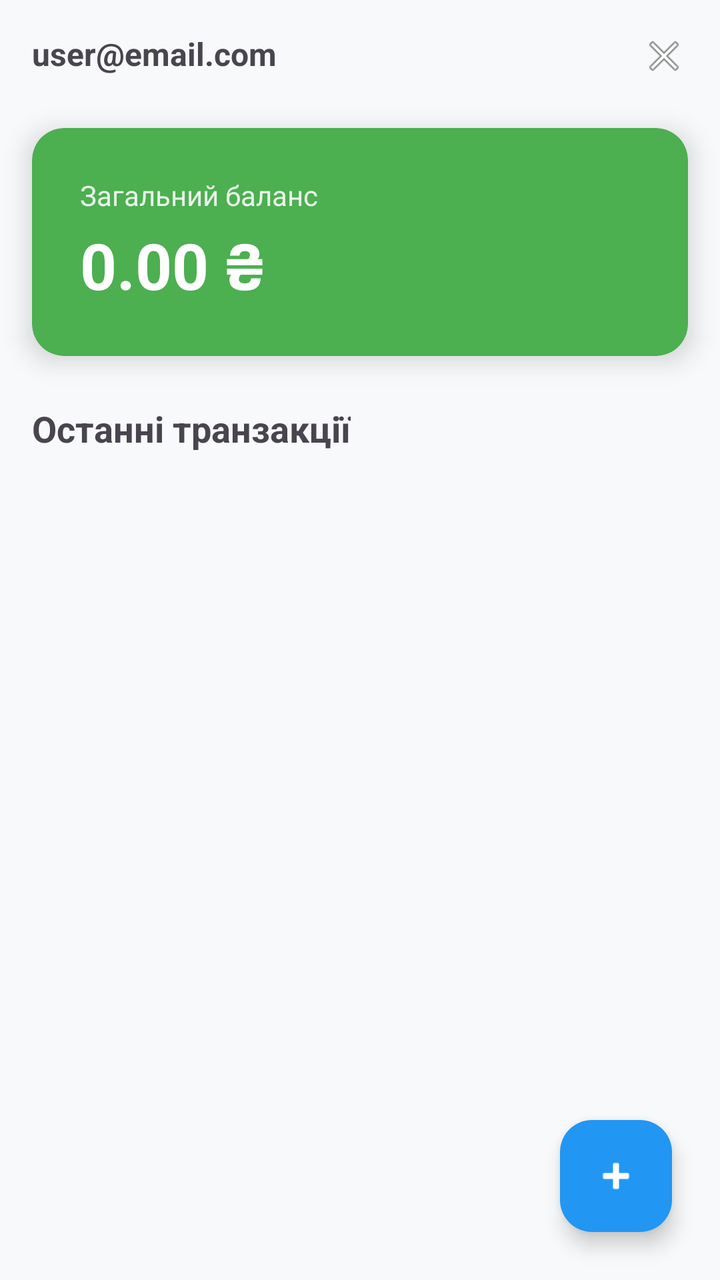
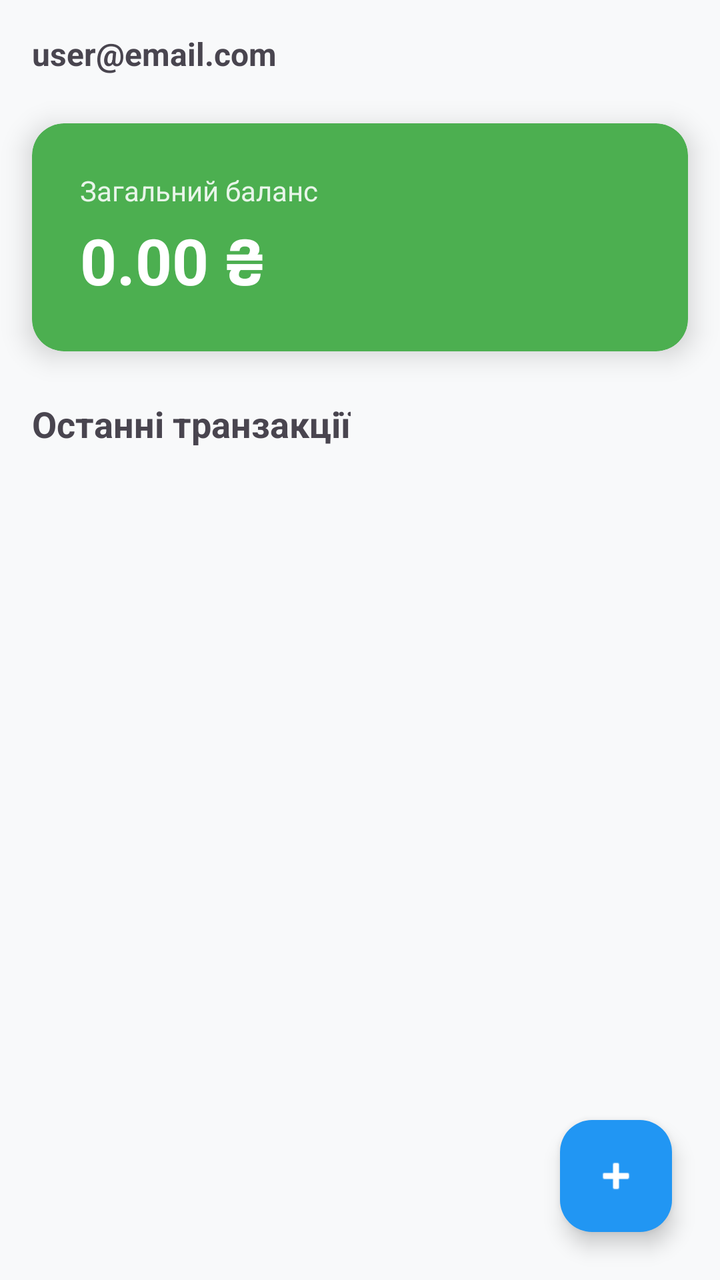

An Android layout rendered at two revisions. The XML below is the earlier revision; the diff shows what the commit changed to produce the second picture.
<!-- AndroidManifest.xml: application theme Theme.MyFinance -->
<!-- res/layout/activity_main.xml -->
<?xml version="1.0" encoding="utf-8"?>
<androidx.constraintlayout.widget.ConstraintLayout xmlns:android="http://schemas.android.com/apk/res/android"
    xmlns:app="http://schemas.android.com/apk/res-auto"
    xmlns:tools="http://schemas.android.com/tools"
    android:id="@+id/main"
    android:layout_width="match_parent"
    android:layout_height="match_parent"
    android:background="#F8F9FA"
    tools:context=".MainActivity">

    
    <LinearLayout
        android:id="@+id/topPanel"
        android:layout_width="match_parent"
        android:layout_height="wrap_content"
        android:orientation="horizontal"
        android:padding="16dp"
        app:layout_constraintTop_toTopOf="parent">

        <TextView
            android:id="@+id/tvUserEmail"
            android:layout_width="0dp"
            android:layout_height="wrap_content"
            android:layout_weight="1"
            android:text="user@email.com"
            android:textSize="16sp"
            android:textStyle="bold" />

        <ImageView
            android:id="@+id/btnLogout"
            android:layout_width="24dp"
            android:layout_height="24dp"
            android:src="@android:drawable/ic_menu_close_clear_cancel"
            android:contentDescription="Вийти" />
    </LinearLayout>

    
    <androidx.cardview.widget.CardView
        android:id="@+id/cardBalance"
        android:layout_width="match_parent"
        android:layout_height="wrap_content"
        android:layout_marginHorizontal="16dp"
        android:layout_marginTop="8dp"
        app:cardBackgroundColor="#4CAF50"
        app:cardCornerRadius="16dp"
        app:cardElevation="8dp"
        app:layout_constraintTop_toBottomOf="@id/topPanel">

        <LinearLayout
            android:layout_width="match_parent"
            android:layout_height="wrap_content"
            android:orientation="vertical"
            android:padding="24dp">

            <TextView
                android:layout_width="wrap_content"
                android:layout_height="wrap_content"
                android:text="Загальний баланс"
                android:textColor="#E8F5E9"
                android:textSize="14sp" />

            <TextView
                android:id="@+id/tvTotalBalance"
                android:layout_width="wrap_content"
                android:layout_height="wrap_content"
                android:layout_marginTop="4dp"
                android:text="0.00 ₴"
                android:textColor="#FFFFFF"
                android:textSize="32sp"
                android:textStyle="bold" />

        </LinearLayout>
    </androidx.cardview.widget.CardView>

    <TextView
        android:id="@+id/tvHistoryLabel"
        android:layout_width="wrap_content"
        android:layout_height="wrap_content"
        android:layout_marginStart="16dp"
        android:layout_marginTop="24dp"
        android:text="Останні транзакції"
        android:textSize="18sp"
        android:textStyle="bold"
        app:layout_constraintStart_toStartOf="parent"
        app:layout_constraintTop_toBottomOf="@id/cardBalance" />

    
    <androidx.recyclerview.widget.RecyclerView
        android:id="@+id/rvTransactions"
        android:layout_width="match_parent"
        android:layout_height="0dp"
        android:layout_marginTop="8dp"
        android:clipToPadding="false"
        android:paddingBottom="80dp"
        app:layout_constraintBottom_toBottomOf="parent"
        app:layout_constraintTop_toBottomOf="@id/tvHistoryLabel" />

    
    <com.google.android.material.floatingactionbutton.FloatingActionButton
        android:id="@+id/fabAddTransaction"
        android:layout_width="wrap_content"
        android:layout_height="wrap_content"
        android:layout_margin="24dp"
        android:src="@android:drawable/ic_input_add"
        app:backgroundTint="#2196F3"
        app:tint="#FFFFFF"
        android:contentDescription="Додати транзакцію"
        app:layout_constraintBottom_toBottomOf="parent"
        app:layout_constraintEnd_toEndOf="parent" />

</androidx.constraintlayout.widget.ConstraintLayout>
<!-- resources referenced by this layout -->
<resources>
  <style name="Theme.MyFinance" parent="Base.Theme.MyFinance" />
  <style name="Base.Theme.MyFinance" parent="Theme.Material3.DayNight.NoActionBar">
          
          
      </style>
</resources>

<!-- the commit's change to res/layout/activity_main.xml (unified diff, before → after) -->
@@ -26,12 +26,8 @@
             android:textSize="16sp"
             android:textStyle="bold" />
 
-        <ImageView
-            android:id="@+id/btnLogout"
-            android:layout_width="24dp"
-            android:layout_height="24dp"
-            android:src="@android:drawable/ic_menu_close_clear_cancel"
-            android:contentDescription="Вийти" />
+        
+
     </LinearLayout>
 
     
